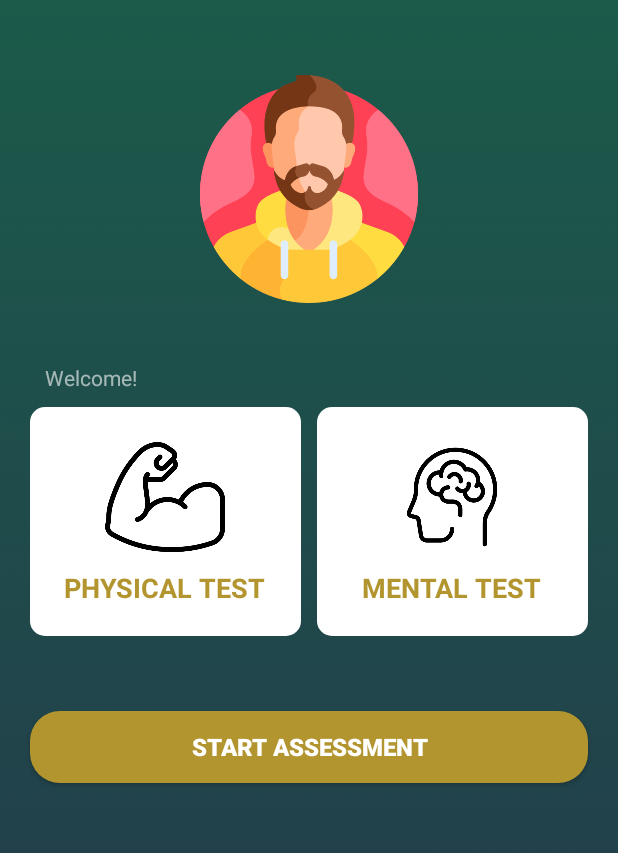
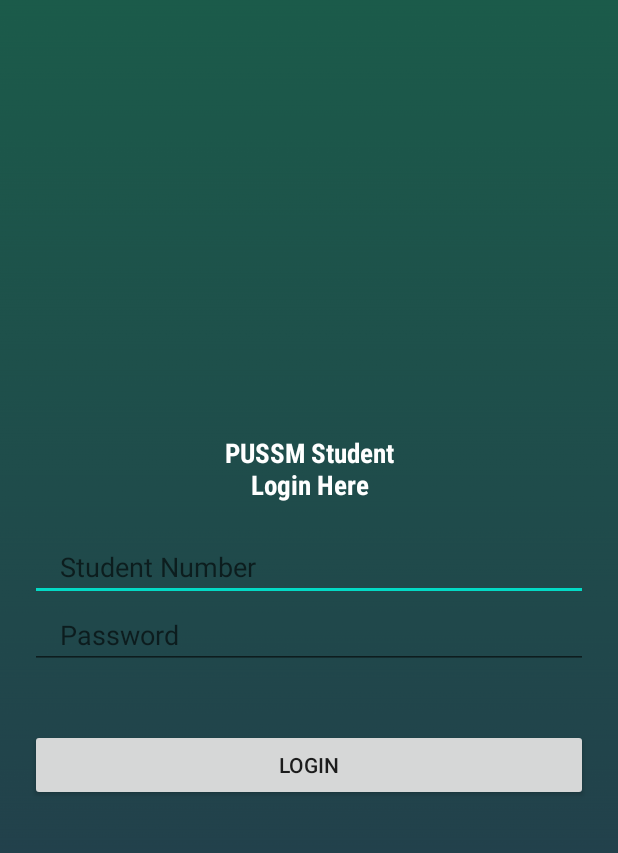
Before and after one commit to Reeegn/PUSSM, an Android app: the screen it shows after launch (MainActivity before the commit, Login after it), on a phone screen of 412 x 824 dp. Shown: the top 853 px of the screen. Run offline under Robolectric (Android 15) with nearby library versions, the phone set to English and light mode, and no system bars; our stand-ins replace Firebase (no records; nobody signed in at launch, a user with empty details on screens opened directly).

Commit message:
initial commit

```diff
--- a/app/src/main/AndroidManifest.xml
+++ b/app/src/main/AndroidManifest.xml
@@ -2,7 +2,7 @@
 <manifest xmlns:android="http://schemas.android.com/apk/res/android"
     package="com.example.phinma_upangstudentsupportmodule">
 
-    <uses-permission android:name="android.permission.INTERNET"/>
+    <uses-permission android:name="android.permission.INTERNET" />
 
     <application
         android:allowBackup="true"
@@ -11,15 +11,18 @@
         android:roundIcon="@mipmap/ic_launcher_round"
         android:supportsRtl="true"
         android:theme="@style/Theme.PHINMAUPangStudentSupportModule">
-        <activity android:name=".AssessmentResults"></activity>
-        <activity android:name=".AssessmentActivity" />
-        <activity android:name=".MainActivity">
+        <activity android:name=".Login">
             <intent-filter>
                 <action android:name="android.intent.action.MAIN" />
 
                 <category android:name="android.intent.category.LAUNCHER" />
             </intent-filter>
         </activity>
+        <activity android:name=".AssessmentResults" />
+        <activity android:name=".AssessmentActivity" />
+        <activity android:name=".MainActivity">
+
+        </activity>
     </application>
 
 </manifest>
--- a/app/src/main/java/com/example/phinma_upangstudentsupportmodule/AssessmentActivity.java
+++ b/app/src/main/java/com/example/phinma_upangstudentsupportmodule/AssessmentActivity.java
@@ -95,7 +95,6 @@ public class AssessmentActivity extends AppCompatActivity {
                 }
                 //hide dialog
                 progressDialog.hide();
-
 
             }
 
--- /dev/null
+++ b/app/src/main/java/com/example/phinma_upangstudentsupportmodule/Login.java
@@ -0,0 +1,78 @@
+package com.example.phinma_upangstudentsupportmodule;
+
+import androidx.annotation.NonNull;
+import androidx.appcompat.app.AppCompatActivity;
+
+import android.content.Intent;
+import android.os.Bundle;
+import android.view.View;
+import android.widget.Button;
+import android.widget.EditText;
+import android.widget.Toast;
+
+import com.google.firebase.database.DataSnapshot;
+import com.google.firebase.database.DatabaseError;
+import com.google.firebase.database.DatabaseReference;
+import com.google.firebase.database.FirebaseDatabase;
+import com.google.firebase.database.ValueEventListener;
+
+public class Login extends AppCompatActivity {
+
+    DatabaseReference databaseReference = FirebaseDatabase.getInstance().getReferenceFromUrl("https://assess-module-default-rtdb.firebaseio.com/");
+    @Override
+    protected void onCreate(Bundle savedInstanceState) {
+        super.onCreate(savedInstanceState);
+        setContentView(R.layout.activity_login);
+
+        final EditText studentNumber = findViewById(R.id.studentNumber);
+        final EditText password = findViewById(R.id.password);
+        final Button loginBtn = findViewById(R.id.loginBtn);
+
+        loginBtn.setOnClickListener(new View.OnClickListener() {
+            @Override
+            public void onClick(View v) {
+
+                final String studentNumberTxt = studentNumber.getText().toString();
+                final String passwordTxt = password.getText().toString();
+
+                if(studentNumberTxt.isEmpty() || passwordTxt.isEmpty()) {
+                    Toast.makeText(Login.this, "Please enter your student number or password", Toast.LENGTH_SHORT).show();
+                }
+                else {
+                    databaseReference.child("users").addListenerForSingleValueEvent(new ValueEventListener() {
+                        @Override
+                        public void onDataChange(@NonNull DataSnapshot snapshot) {
+
+                            //check if student number exists in Firebase Database
+                            if (snapshot.hasChild(studentNumberTxt)) {
+
+                                //student number exists in Firebase Database
+                                //get password of user in Firebase Database and match it with user input
+                                final String getPassword = snapshot.child(studentNumberTxt).child("password").getValue(String.class);
+
+                                if (getPassword.equals(passwordTxt)){
+                                    Toast.makeText(Login.this, "Successfully Logged In", Toast.LENGTH_SHORT).show();
+
+                                    //open MainActivity on success
+                                    startActivity(new Intent(Login.this, MainActivity.class));
+                                    finish();
+                                }
+                                else{
+                                    Toast.makeText(Login.this, "Wrong Credentials!", Toast.LENGTH_SHORT).show();
+                                }
+                            }
+                            else {
+                                Toast.makeText(Login.this, "Wrong Credentials!", Toast.LENGTH_SHORT).show();
+                            }
+                        }
+
+                        @Override
+                        public void onCancelled(@NonNull DatabaseError error) {
+
+                        }
+                    });
+                }
+            }
+        });
+    }
+}
--- /dev/null
+++ b/app/src/main/res/layout/activity_login.xml
@@ -0,0 +1,60 @@
+<?xml version="1.0" encoding="utf-8"?>
+<LinearLayout xmlns:android="http://schemas.android.com/apk/res/android"
+    xmlns:app="http://schemas.android.com/apk/res-auto"
+    xmlns:tools="http://schemas.android.com/tools"
+    android:layout_width="match_parent"
+    android:layout_height="match_parent"
+    android:gravity="center"
+    android:orientation="vertical"
+    android:background="@drawable/background"
+    tools:context=".Login">
+
+    <TextView
+        android:layout_width="match_parent"
+        android:layout_height="wrap_content"
+        android:textStyle="bold"
+        android:gravity="center"
+        android:textColor="#FFFFFF"
+        android:fontFamily="sans-serif-condensed"
+        android:textSize="18sp"
+        android:text="PUSSM Student\nLogin Here"/>
+
+    <EditText
+        android:id="@+id/studentNumber"
+        android:layout_marginTop="20dp"
+        android:layout_width="match_parent"
+        android:layout_height="wrap_content"
+        android:layout_marginStart="20dp"
+        android:layout_marginEnd="20dp"
+        android:hint="Student Number"
+        android:inputType="text"
+        android:maxLines="1"
+        android:paddingStart="20dp"
+        android:paddingLeft="20dp"
+        android:paddingEnd="0dp"
+        android:paddingRight="0dp" />
+
+    <EditText
+        android:id="@+id/password"
+        android:layout_width="match_parent"
+        android:layout_height="wrap_content"
+        android:layout_marginStart="20dp"
+        android:layout_marginEnd="20dp"
+        android:hint="Password"
+        android:inputType="textPassword"
+        android:maxLines="1"
+        android:paddingStart="20dp"
+        android:paddingLeft="20dp"
+        android:paddingEnd="0dp"
+        android:paddingRight="0dp" />
+
+    <androidx.appcompat.widget.AppCompatButton
+        android:id="@+id/loginBtn"
+        android:layout_width="match_parent"
+        android:layout_height="wrap_content"
+        android:layout_marginStart="20dp"
+        android:layout_marginEnd="20dp"
+        android:text="Login"
+        android:layout_marginTop="40dp"/>
+
+</LinearLayout>
```
